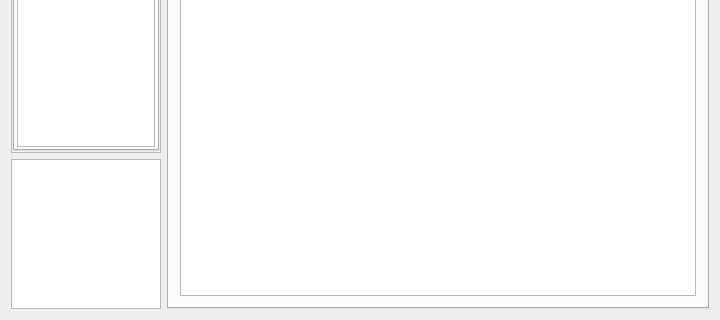
The window that mainwindow.ui (mdamien/NotesManager) describes before a commit, drawn with Qt 5; both pictures show x 0 to 720 and y 144 to 464 of the 720 by 464 pixel window.
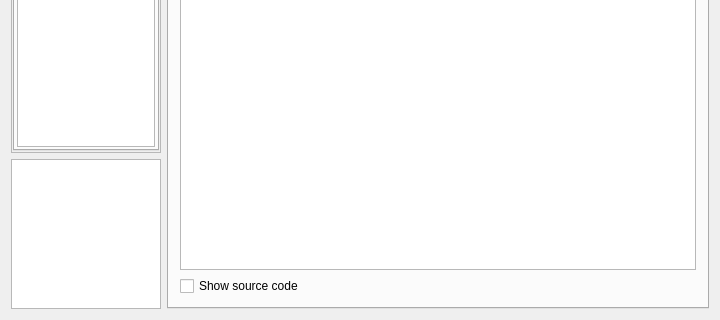
The same window after the commit. The open tabs and pages were chosen to show the change. Icons and pictures are not drawn.

Commit message: Import/export trash toogle html source codex

The edit to the form file:
```diff
--- a/mainwindow.ui
+++ b/mainwindow.ui
@@ -262,7 +262,7 @@
        <attribute name="title">
         <string>HTML</string>
        </attribute>
-       <layout class="QHBoxLayout" name="horizontalLayout_3">
+       <layout class="QVBoxLayout" name="verticalLayout_4">
         <item>
          <widget class="QTextEdit" name="html_textedit">
           <property name="readOnly">
@@ -270,6 +270,13 @@
           </property>
          </widget>
         </item>
+        <item>
+         <widget class="QCheckBox" name="html_showsource">
+          <property name="text">
+           <string>Show source code</string>
+          </property>
+         </widget>
+        </item>
        </layout>
       </widget>
       <widget class="QWidget" name="latex_tab">
```
Left out of the diff: 2 changed lines with no effect on the pictures. The commit also changes 6 other files.
